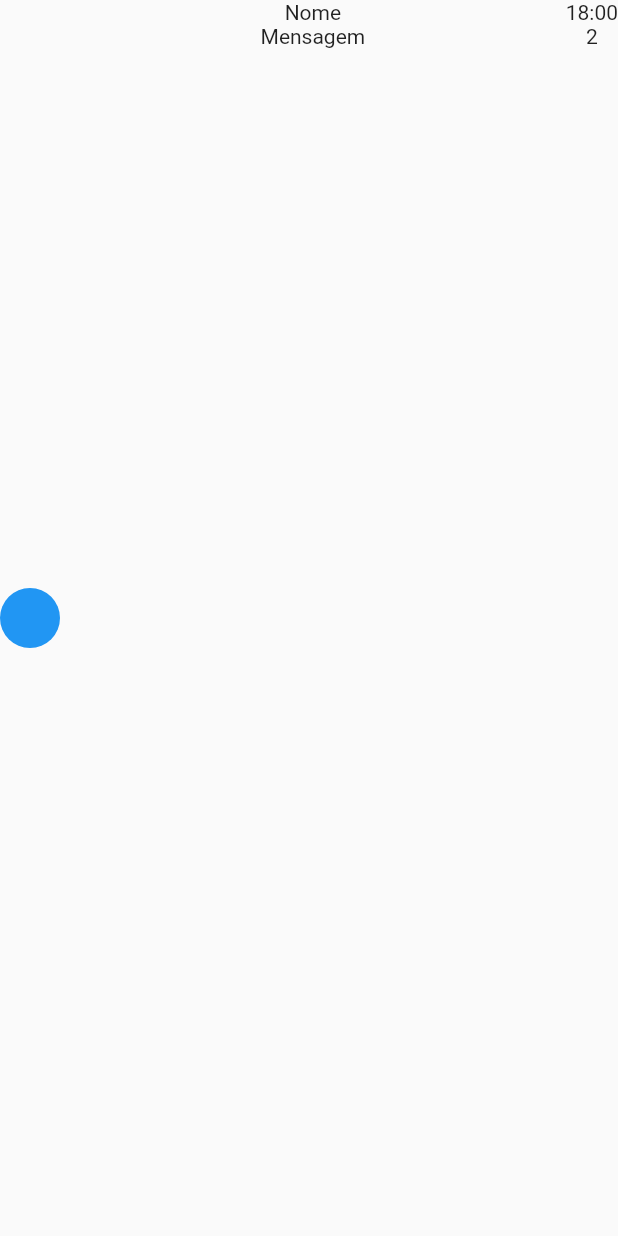
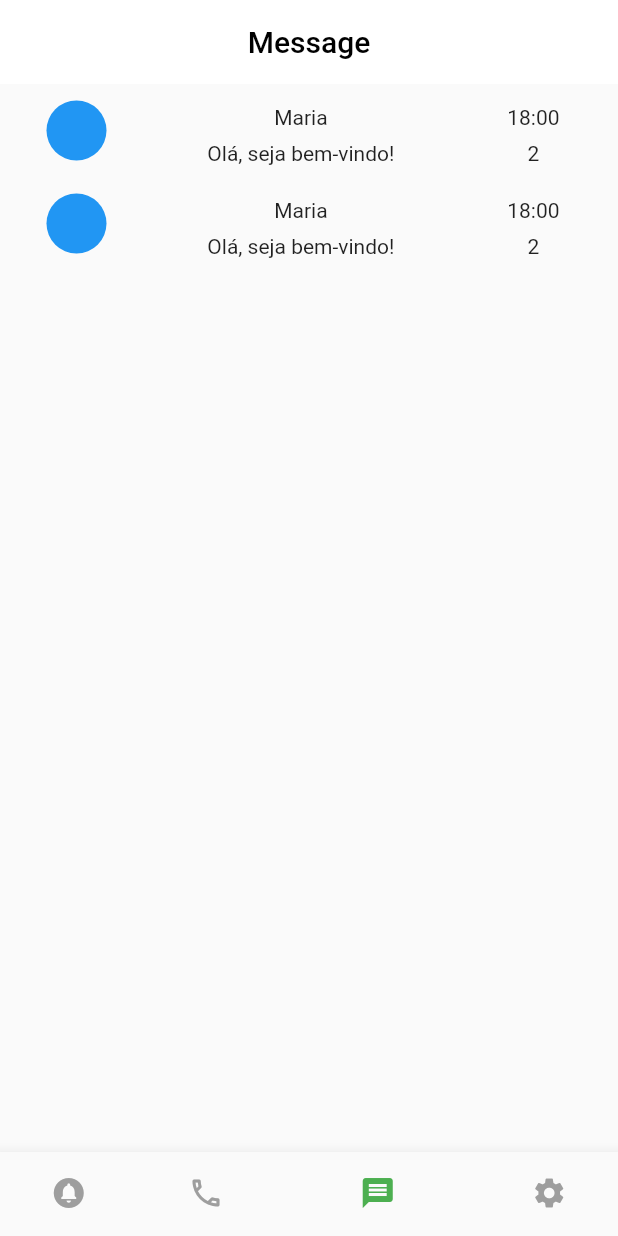
Before and after one commit to GuiPiovezan/flutter-whatsapp-clone, a Flutter app: the screen it shows after launch, on a phone screen of 412 x 824 dp. Run offline on Flutter 3.47's test engine with Material 2 defaults, Android fonts, the phone set to English and light mode, and no system bars.

Commit message:
Added the widget appBar, the body with Component created (CardMessage) and the bottomNavigatorBar

```diff
--- a/lib/view/mensagem.view.dart
+++ b/lib/view/mensagem.view.dart
@@ -1,26 +1,46 @@
 import 'package:flutter/material.dart';
+import 'package:whatsapp_clone/view/components/card.message.dart';
 
 class MensagemView extends StatelessWidget {
   @override
   Widget build(BuildContext context) {
     return Scaffold(
-      body: Row(
-        mainAxisAlignment: MainAxisAlignment.spaceBetween,
-        children: [
-          CircleAvatar(
-            backgroundColor: Colors.blue,
+      appBar: AppBar(
+        title: Text("Message"),
+        centerTitle: true,
+        backgroundColor: Colors.white,
+        foregroundColor: Colors.black,
+        elevation: 0,
+      ),
+      body: ListView(
+        children: <Widget>[
+          CardMessage(),
+          CardMessage(),
+        ],
+      ),
+      bottomNavigationBar: BottomNavigationBar(
+        currentIndex: 2,
+        fixedColor: Colors.green,
+        unselectedIconTheme: IconThemeData(
+          color: Colors.grey[500],
+        ),
+        showSelectedLabels: false,
+        items: const <BottomNavigationBarItem>[
+          BottomNavigationBarItem(
+            icon: Icon(Icons.circle_notifications),
+            label: "Status",
           ),
-          Column(
-            children: [
-              Text("Nome"),
-              Text("Mensagem"),
-            ],
+          BottomNavigationBarItem(
+            icon: Icon(Icons.phone_outlined),
+            label: "Phone",
           ),
-          Column(
-            children: [
-              Text("18:00"),
-              Text("2"),
-            ],
+          BottomNavigationBarItem(
+            icon: Icon(Icons.message),
+            label: "Messages",
+          ),
+          BottomNavigationBarItem(
+            icon: Icon(Icons.settings),
+            label: "Settings",
           ),
         ],
       ),
```
